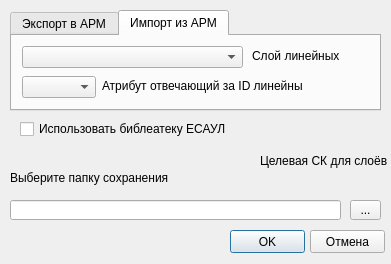
Old version of the form ARM_compiler_dialog_base.ui in the repository Alexzander721/arm_compiler.
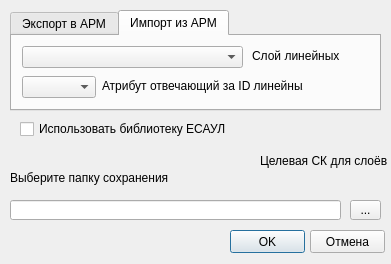
New version of the form. Custom widgets are drawn as their Qt base class.

```diff
--- a/ARM_compiler_dialog_base.ui
+++ b/ARM_compiler_dialog_base.ui
@@ -232,7 +232,7 @@
     </rect>
    </property>
    <property name="text">
-    <string>Использовать библеатеку ЕСАУЛ</string>
+    <string>Использовать библиотеку ЕСАУЛ</string>
    </property>
   </widget>
  </widget>
```
